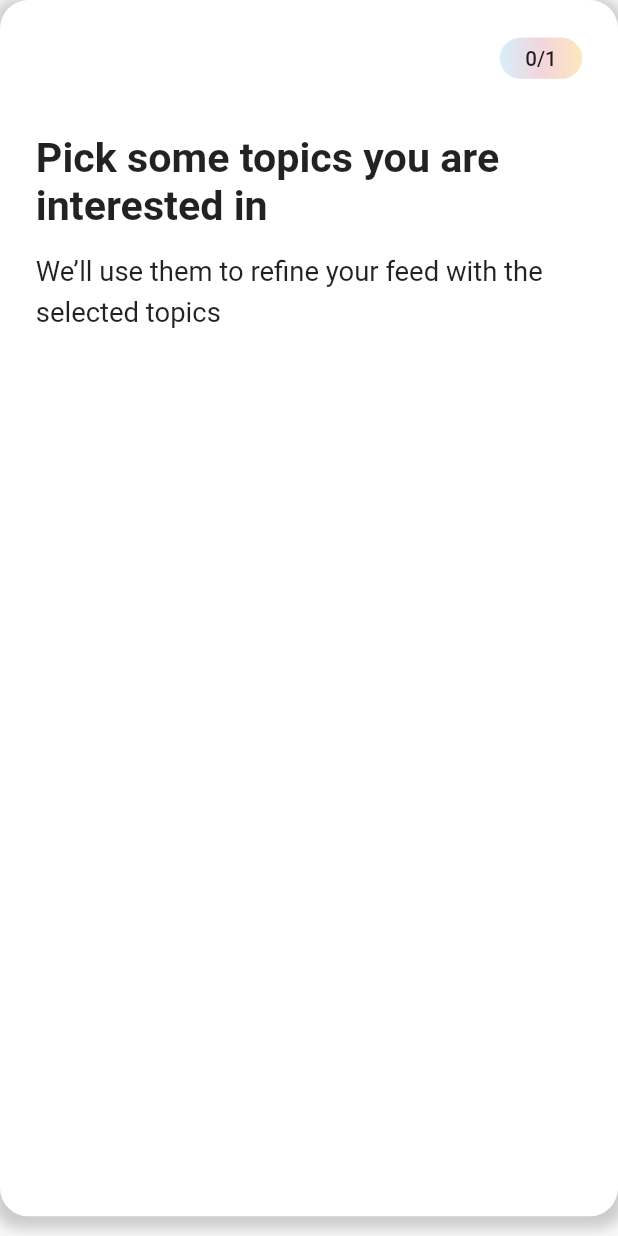
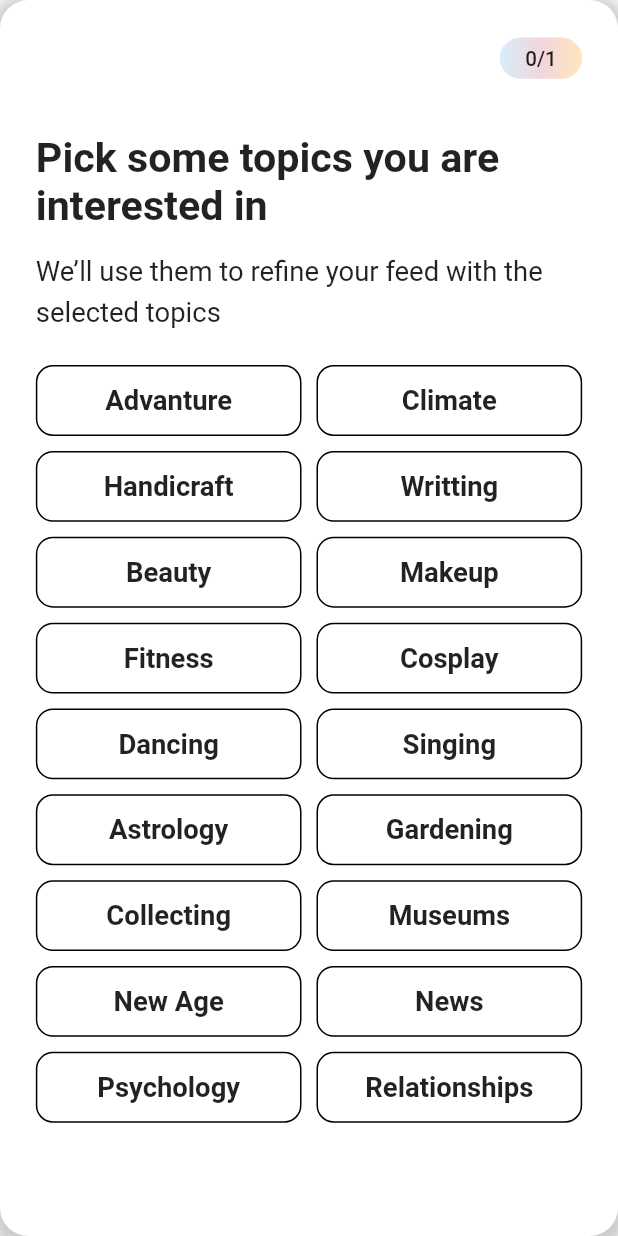
Before and after one commit to TalhaShakel/Chat-Gpt, a Flutter app: what bottomSheetScreen() shows on an empty page, opened directly, on a phone screen of 412 x 824 dp. Run offline on Flutter 3.47's test engine with Material 2 defaults, Android fonts, the light colour scheme and no system bars; our stand-ins replace cloud_firestore, firebase_auth, firebase_core, firebase_storage, flutter_easyloading, flutter_screenutil and 3 more; accounts and stored records are empty.

Commit message:
Bottem Sheet update

```diff
--- a/lib/Constants/ColorConstants.dart
+++ b/lib/Constants/ColorConstants.dart
@@ -16,10 +16,15 @@ class ConstColors {
     hexToColor("#D8EEF9"),
     hexToColor("#F2D5DD"),
     hexToColor("#FEE7BC"),
-    // Color.fromARGB(216, 238, 249, 1),
-    // Color.fromARGB(242, 213, 221, 1),
-    // Color.fromARGB(254, 231, 188, 1)
+
   ];
+
+ static List<Color> LwhiteColor = [
+    hexToColor("#FFFFFF"),
+    hexToColor("#FFFFFF"),
+    hexToColor("#FFFFFF"),
+  ];
+
   static List<Color> NavbarSpec = [
     hexToColor("#24CCF1"),
     hexToColor("#214DEA"),
--- a/lib/Controller/Maincontrollers.dart
+++ b/lib/Controller/Maincontrollers.dart
@@ -11,6 +11,10 @@ class MainController extends GetxController {
     refresh();
   }
 
+  bool topics = false;
+  istopic(value) {
+    topics = value;
+  }
 
   var index = 0;
   pages(index1) {
--- a/lib/Screens/HomeScreens/bottomSheet.dart
+++ b/lib/Screens/HomeScreens/bottomSheet.dart
@@ -2,17 +2,42 @@ import 'package:flutter/material.dart';
 import 'package:flutter_screenutil/flutter_screenutil.dart';
 import 'package:get/get.dart';
 import 'package:spoot_light/Constants/ColorConstants.dart';
+import 'package:spoot_light/Controller/Maincontrollers.dart';
 import 'package:velocity_x/velocity_x.dart';
 
 class bottomSheetScreen extends StatelessWidget {
-  const bottomSheetScreen({
+  bottomSheetScreen({
     Key? key,
   }) : super(key: key);
+  ////////////topics list
+  List li = [
+    "Advanture",
+    "Climate",
+    "Handicraft",
+    "Writting",
+    "Beauty",
+    "Makeup",
+    "Fitness",
+    "Cosplay",
+    "Dancing",
+    "Singing",
+    "Astrology",
+    "Gardening",
+    "Collecting",
+    "Museums",
+    "New Age",
+    "News",
+    "Psychology",
+    "Relationships"
+  ];
+
+  bool selectTopics = false;
 
   @override
   Widget build(BuildContext context) {
+    var controller = Get.put(MainController());
     return Container(
-      height: 679.h,
+      height: 779.h,
       width: Get.width,
       decoration: BoxDecoration(
         color: Colors.white,
@@ -22,16 +47,16 @@ class bottomSheetScreen extends StatelessWidget {
             color: Colors.grey.withOpacity(0.5),
             spreadRadius: 5,
             blurRadius: 7,
-            offset: Offset(0, 3), // changes position of shadow
+            offset: Offset(0, 3),
           ),
         ],
       ),
+      child: SingleChildScrollView(
         child: Padding(
           padding: EdgeInsets.symmetric(horizontal: 20.h),
           child: Column(children: [
             21.h.heightBox,
             Row(
-            // crossAxisAlignment: CrossAxisAlignment.end,
               mainAxisAlignment: MainAxisAlignment.end,
               children: [
                 Container(
@@ -68,7 +93,45 @@ class bottomSheetScreen extends StatelessWidget {
                 .size(16.sp)
                 .make(),
             20.h.heightBox,
+            GetBuilder<MainController>(builder: (controller) {
+              return GridView.count(
+                  childAspectRatio: (270.w / 69.h),
+                  crossAxisCount: 2,
+                  mainAxisSpacing: 10,
+                  crossAxisSpacing: 10,
+                  shrinkWrap: true,
+                  scrollDirection: Axis.vertical,
+                  children: List.generate(18, (index) {
+                    return Container(
+                      height: 39.h,
+                      width: 170.w,
+                      decoration: BoxDecoration(
+                          gradient: controller.istopic(selectTopics) != true
+                              ? LinearGradient(
+                                  begin: Alignment.centerLeft,
+                                  end: Alignment.centerRight,
+                                  colors: ConstColors.LwhiteColor)
+                              : LinearGradient(
+                                  begin: Alignment.centerLeft,
+                                  end: Alignment.centerRight,
+                                  colors: ConstColors.btnColor),
+                          border: Border.all(color: Colors.black),
+                          borderRadius:
+                              BorderRadius.all(Radius.circular(10.r))),
+                      child: Center(
+                        child: "${li[index]}"
+                            .text
+                            .fontWeight(FontWeight.w600)
+                            .softWrap(true)
+                            .size(16.sp)
+                            .make(),
+                      ),
+                    );
+                  }));
+            }),
+            20.h.heightBox,
           ]),
+        ),
       ),
     );
   }
```
Also changed, not shown: assets/WhatsApp Image 2022-12-31 at 2.09.17 PM.jpeg (added). Lines whose indentation alone changed are shown as unchanged.
